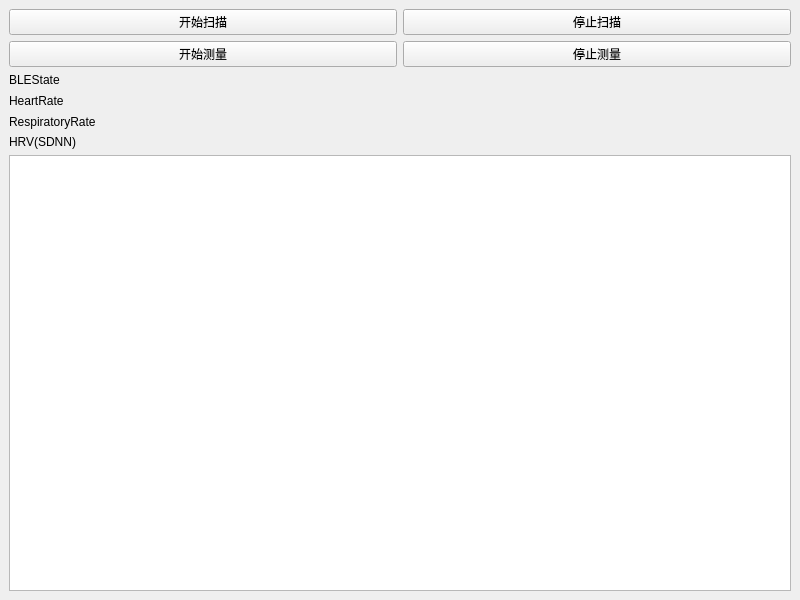
Above: mainwindow.ui from thetaZhang/PPG-HeartRateSensor-Qt-Host before the change. Below: the same form after it.
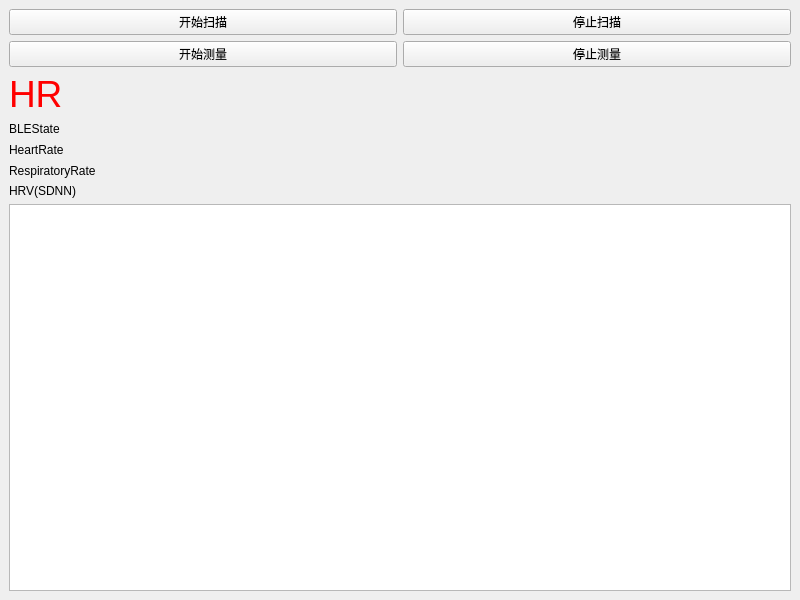
That is the form after the change.

```diff
--- a/mainwindow.ui
+++ b/mainwindow.ui
@@ -53,6 +53,13 @@
         </item>
        </layout>
       </item>
+      <item>
+       <widget class="QLabel" name="label_5">
+        <property name="text">
+         <string>&lt;html&gt;&lt;head/&gt;&lt;body&gt;&lt;p&gt;&lt;span style=&quot; font-size:28pt; color:#ff0000;&quot;&gt;HR&lt;/span&gt;&lt;/p&gt;&lt;/body&gt;&lt;/html&gt;</string>
+        </property>
+       </widget>
+      </item>
       <item>
        <widget class="QLabel" name="label_2">
         <property name="text">
```
